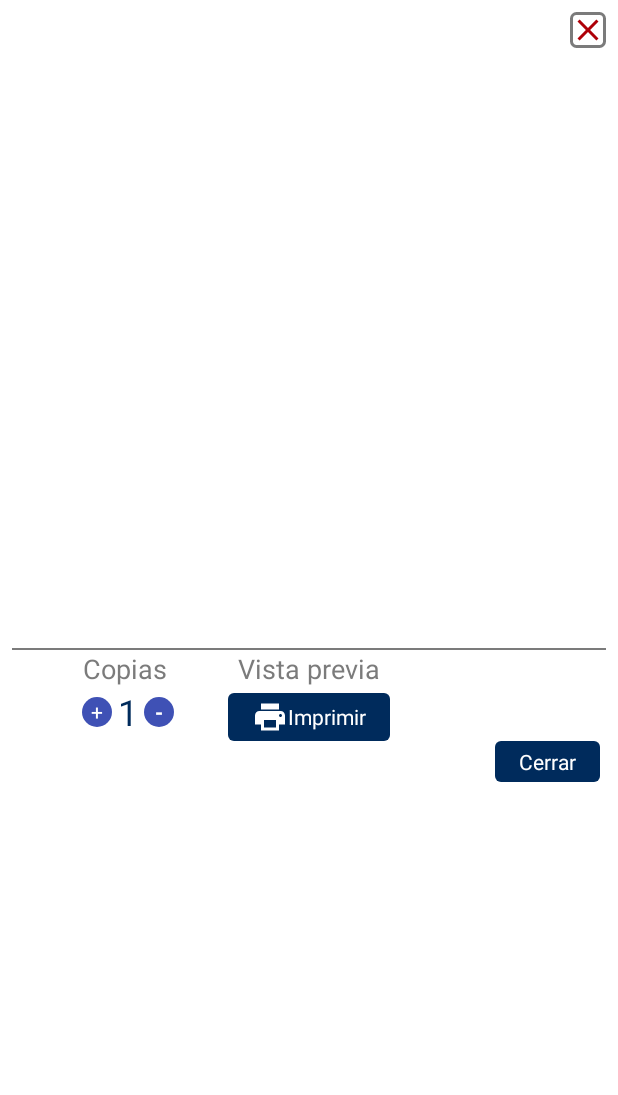
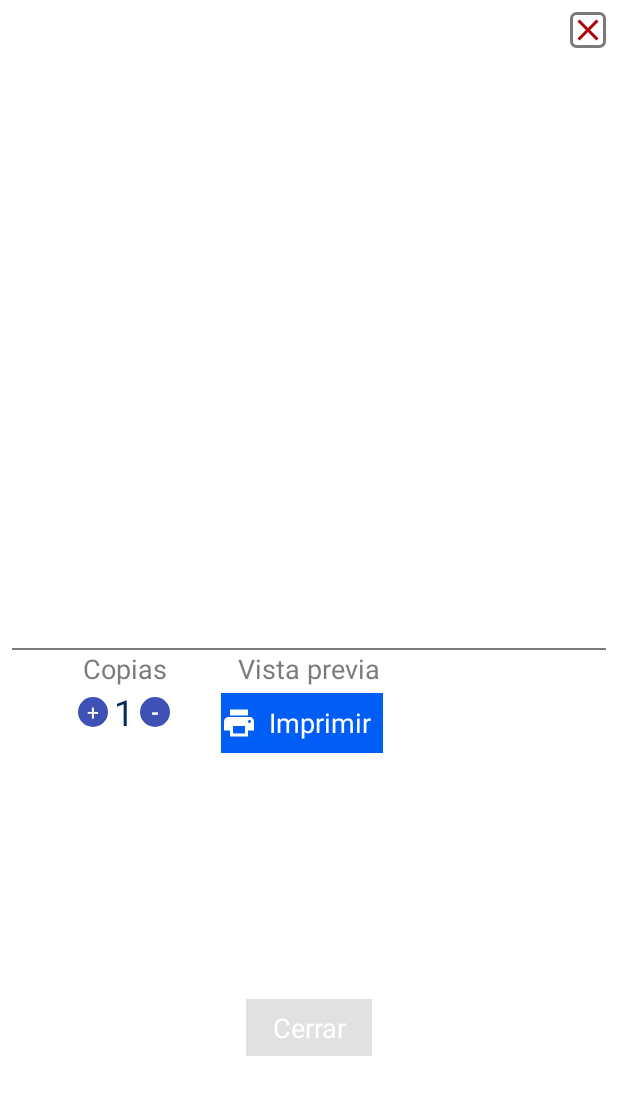
Before and after one commit to YaelGonzalez08/PaperlessApplication, an Android app: the layout dialog_print_util.xml on its own in the app's theme, with its tools: preview values and no code run, on a phone screen of 412 x 824 dp. Shown: the top 1095 px of the screen. Run offline under Robolectric (Android 15) with nearby library versions, the phone set to English and light mode, and no system bars.

Commit message:
Cambio de color de los botones y redimensionar los botones

```diff
--- a/app/src/main/res/layout/dialog_print_util.xml
+++ b/app/src/main/res/layout/dialog_print_util.xml
@@ -58,12 +58,12 @@
         app:layout_constraintTop_toBottomOf="@+id/divider" />
 
     <TextView
+        android:id="@+id/btn_Print"
+        android:layout_width="108dp"
+        android:layout_height="40dp"
+        android:layout_marginHorizontal="@dimen/dimen_8"
         android:layout_marginTop="@dimen/dimen_4"
-        android:id="@+id/btn_Print"
-        android:layout_width="wrap_content"
-        android:layout_height="wrap_content"
-        android:layout_marginHorizontal="@dimen/dimen_8"
-        android:background="@drawable/button_consultar"
+        android:background="#005DF6"
         android:clickable="true"
         android:drawableStart="@drawable/ic_print_black_24dp"
         android:drawableTint="@color/white"
@@ -73,8 +73,9 @@
         android:gravity="center_horizontal|center_vertical"
         android:text="Imprimir"
         android:textColor="@color/white"
-        android:textSize="@dimen/text_14"
+        android:textSize="@dimen/text_18"
         app:layout_constraintEnd_toEndOf="parent"
+        app:layout_constraintHorizontal_bias="0.484"
         app:layout_constraintStart_toStartOf="@+id/divider"
         app:layout_constraintTop_toBottomOf="@+id/tvFirma" />
 
@@ -131,10 +132,11 @@
 
     <TextView
         android:id="@+id/btn_cerrar"
-        android:layout_width="0dp"
-        android:layout_height="wrap_content"
+        android:layout_width="84dp"
+        android:layout_height="38dp"
         android:layout_marginHorizontal="@dimen/dimen_4"
-        android:background="@drawable/button_consultar"
+        android:layout_marginTop="164dp"
+        android:background="@color/color_gray_white_background_checklist"
         android:clickable="true"
         android:elevation="@dimen/dimen_8"
         android:focusable="true"
@@ -142,8 +144,9 @@
         android:gravity="center_horizontal|center_vertical"
         android:text="@string/cerrar"
         android:textColor="@color/white"
-        android:textSize="@dimen/text_14"
+        android:textSize="@dimen/text_18"
         app:layout_constraintEnd_toEndOf="parent"
+        app:layout_constraintStart_toStartOf="parent"
         app:layout_constraintTop_toBottomOf="@+id/btn_Print" />
 
     <LinearLayout
```
